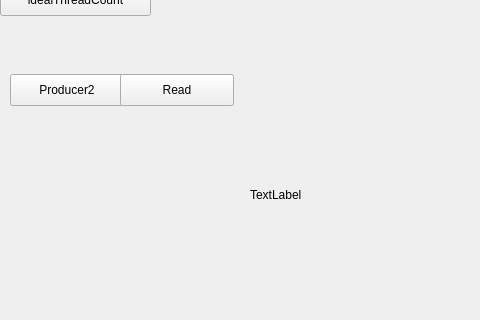
The window that QtThreads/mainwindow.ui (kfengbest/QtThreads) describes before a commit, drawn with Qt 5; both pictures show x 0 to 480 and y 83 to 403 of the 659 by 514 pixel window.
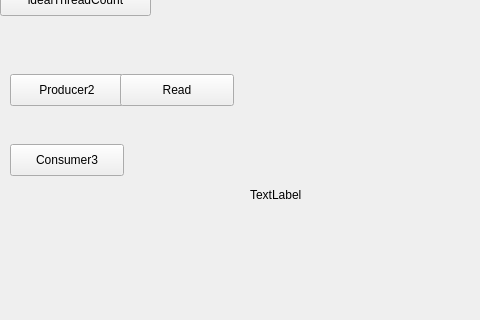
The same window after the commit.

Commit message: Added Consumer3&Producer3. But QWaitCondition as member variable seems not working.

```diff
--- a/QtThreads/mainwindow.ui
+++ b/QtThreads/mainwindow.ui
@@ -118,6 +118,19 @@
      <string>TextLabel</string>
     </property>
    </widget>
+   <widget class="QPushButton" name="pushButton_8">
+    <property name="geometry">
+     <rect>
+      <x>10</x>
+      <y>210</y>
+      <width>114</width>
+      <height>32</height>
+     </rect>
+    </property>
+    <property name="text">
+     <string>Consumer3</string>
+    </property>
+   </widget>
   </widget>
   <widget class="QMenuBar" name="menuBar">
    <property name="geometry">
```
The commit also changes 5 other files.
